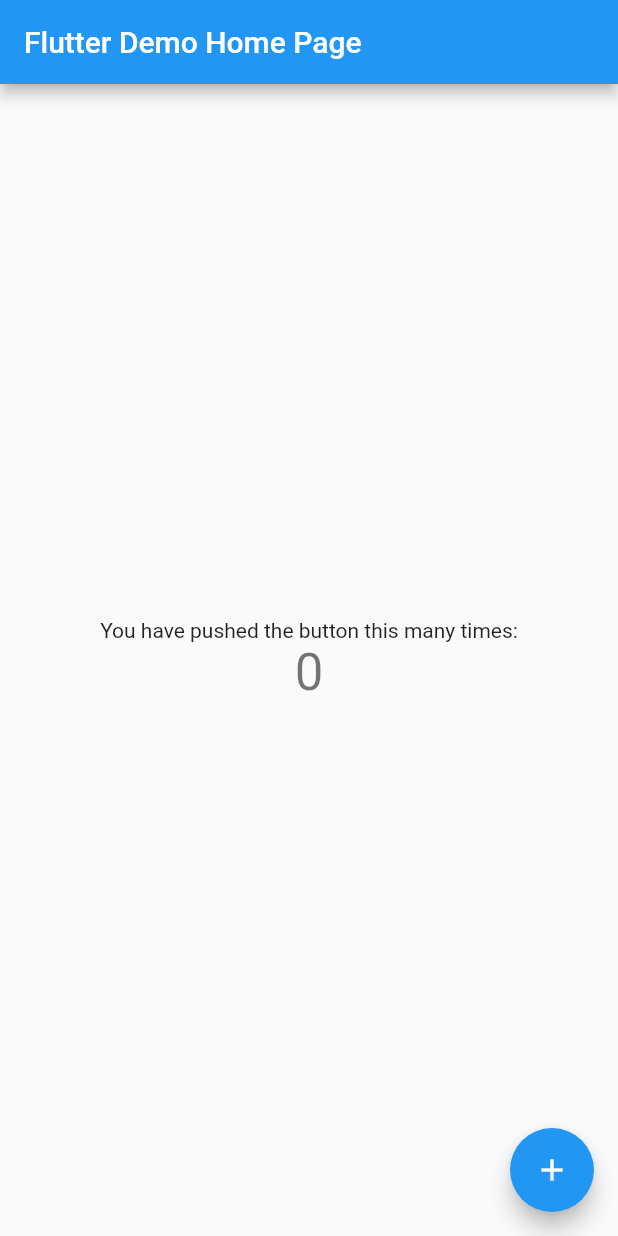
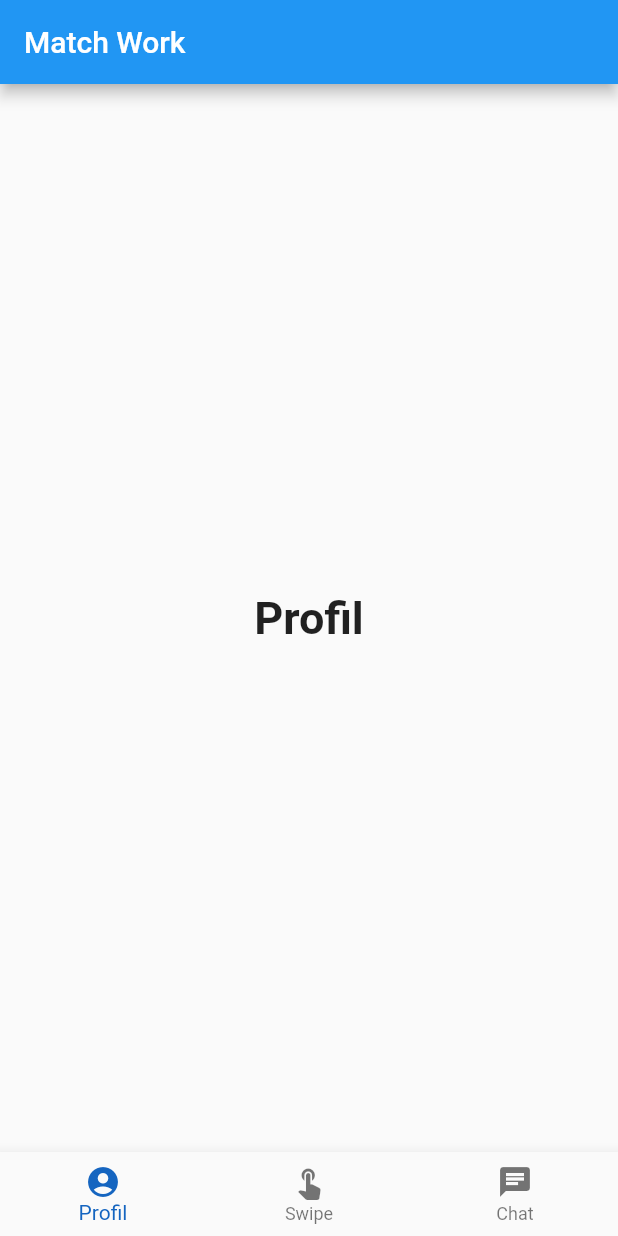
Before and after one commit to ynov-lyon-mobilite-20-21/MatchWork, a Flutter app: the screen it shows after launch, on a phone screen of 412 x 824 dp. Run offline on Flutter 3.47's test engine with Material 2 defaults, Android fonts, the phone set to English and light mode, and no system bars.

Commit message:
[Done] Nav bar

```diff
--- a/lib/main.dart
+++ b/lib/main.dart
@@ -9,109 +9,76 @@
   @override
   Widget build(BuildContext context) {
     return MaterialApp(
-      title: 'Flutter Demo',
+      title: 'Match Work',
       theme: ThemeData(
-        // This is the theme of your application.
-        //
-        // Try running your application with "flutter run". You'll see the
-        // application has a blue toolbar. Then, without quitting the app, try
-        // changing the primarySwatch below to Colors.green and then invoke
-        // "hot reload" (press "r" in the console where you ran "flutter run",
-        // or simply save your changes to "hot reload" in a Flutter IDE).
-        // Notice that the counter didn't reset back to zero; the application
-        // is not restarted.
         primarySwatch: Colors.blue,
-        // This makes the visual density adapt to the platform that you run
-        // the app on. For desktop platforms, the controls will be smaller and
-        // closer together (more dense) than on mobile platforms.
         visualDensity: VisualDensity.adaptivePlatformDensity,
       ),
-      home: MyHomePage(title: 'Flutter Demo Home Page'),
+      home: NavigationBarWidget(),
     );
   }
 }
 
-class MyHomePage extends StatefulWidget {
-  MyHomePage({Key key, this.title}) : super(key: key);
-
-  // This widget is the home page of your application. It is stateful, meaning
-  // that it has a State object (defined below) that contains fields that affect
-  // how it looks.
-
-  // This class is the configuration for the state. It holds the values (in this
-  // case the title) provided by the parent (in this case the App widget) and
-  // used by the build method of the State. Fields in a Widget subclass are
-  // always marked "final".
-
-  final String title;
+class NavigationBarWidget extends StatefulWidget {
+  NavigationBarWidget({Key key}) : super(key: key);
 
   @override
-  _MyHomePageState createState() => _MyHomePageState();
+  _NavigationBarWidgetState createState() => _NavigationBarWidgetState();
 }
 
-class _MyHomePageState extends State<MyHomePage> {
-  int _counter = 0;
+class _NavigationBarWidgetState extends State<NavigationBarWidget> {
+  int _selectedIndex = 0;
+  static const TextStyle optionStyle =
+  TextStyle(fontSize: 30, fontWeight: FontWeight.bold);
+  static const List<Widget> _widgetOptions = <Widget>[
+    Text(
+      'Profil',
+      style: optionStyle,
+    ),
+    Text(
+      'Swipe',
+      style: optionStyle,
+    ),
+    Text(
+      'Chat',
+      style: optionStyle,
+    ),
+  ];
 
-  void _incrementCounter() {
+  void _onItemTapped(int index) {
     setState(() {
-      // This call to setState tells the Flutter framework that something has
-      // changed in this State, which causes it to rerun the build method below
-      // so that the display can reflect the updated values. If we changed
-      // _counter without calling setState(), then the build method would not be
-      // called again, and so nothing would appear to happen.
-      _counter++;
+      _selectedIndex = index;
     });
   }
 
   @override
   Widget build(BuildContext context) {
-    // This method is rerun every time setState is called, for instance as done
-    // by the _incrementCounter method above.
-    //
-    // The Flutter framework has been optimized to make rerunning build methods
-    // fast, so that you can just rebuild anything that needs updating rather
-    // than having to individually change instances of widgets.
     return Scaffold(
       appBar: AppBar(
-        // Here we take the value from the MyHomePage object that was created by
-        // the App.build method, and use it to set our appbar title.
-        title: Text(widget.title),
+        title: Text("Match Work"),
       ),
-      body: Center(
-        // Center is a layout widget. It takes a single child and positions it
-        // in the middle of the parent.
-        child: Column(
-          // Column is also a layout widget. It takes a list of children and
-          // arranges them vertically. By default, it sizes itself to fit its
-          // children horizontally, and tries to be as tall as its parent.
-          //
-          // Invoke "debug painting" (press "p" in the console, choose the
-          // "Toggle Debug Paint" action from the Flutter Inspector in Android
-          // Studio, or the "Toggle Debug Paint" command in Visual Studio Code)
-          // to see the wireframe for each widget.
-          //
-          // Column has various properties to control how it sizes itself and
-          // how it positions its children. Here we use mainAxisAlignment to
-          // center the children vertically; the main axis here is the vertical
-          // axis because Columns are vertical (the cross axis would be
-          // horizontal).
-          mainAxisAlignment: MainAxisAlignment.center,
-          children: <Widget>[
-            Text(
-              'You have pushed the button this many times:',
-            ),
-            Text(
-              '$_counter',
-              style: Theme.of(context).textTheme.headline4,
-            ),
-          ],
-        ),
+      body:  Center(
+        child: _widgetOptions.elementAt(_selectedIndex),
       ),
-      floatingActionButton: FloatingActionButton(
-        onPressed: _incrementCounter,
-        tooltip: 'Increment',
-        child: Icon(Icons.add),
-      ), // This trailing comma makes auto-formatting nicer for build methods.
+      bottomNavigationBar: BottomNavigationBar(
+        items: const <BottomNavigationBarItem>[
+          BottomNavigationBarItem(
+            icon: Icon(Icons.account_circle),
+            label: 'Profil',
+          ),
+          BottomNavigationBarItem(
+            icon: Icon(Icons.touch_app),
+            label: 'Swipe',
+          ),
+          BottomNavigationBarItem(
+            icon: Icon(Icons.chat),
+            label: 'Chat',
+          ),
+        ],
+        currentIndex: _selectedIndex,
+        selectedItemColor: Colors.blue[800],
+        onTap: _onItemTapped,
+      ),
     );
   }
 }
```
